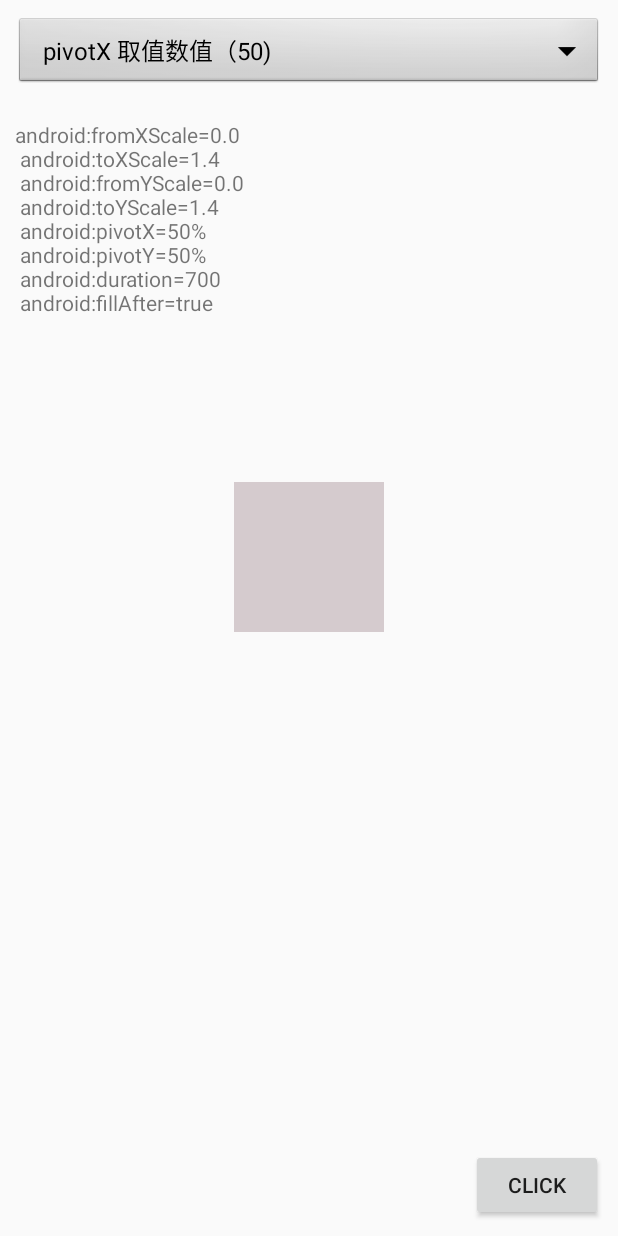
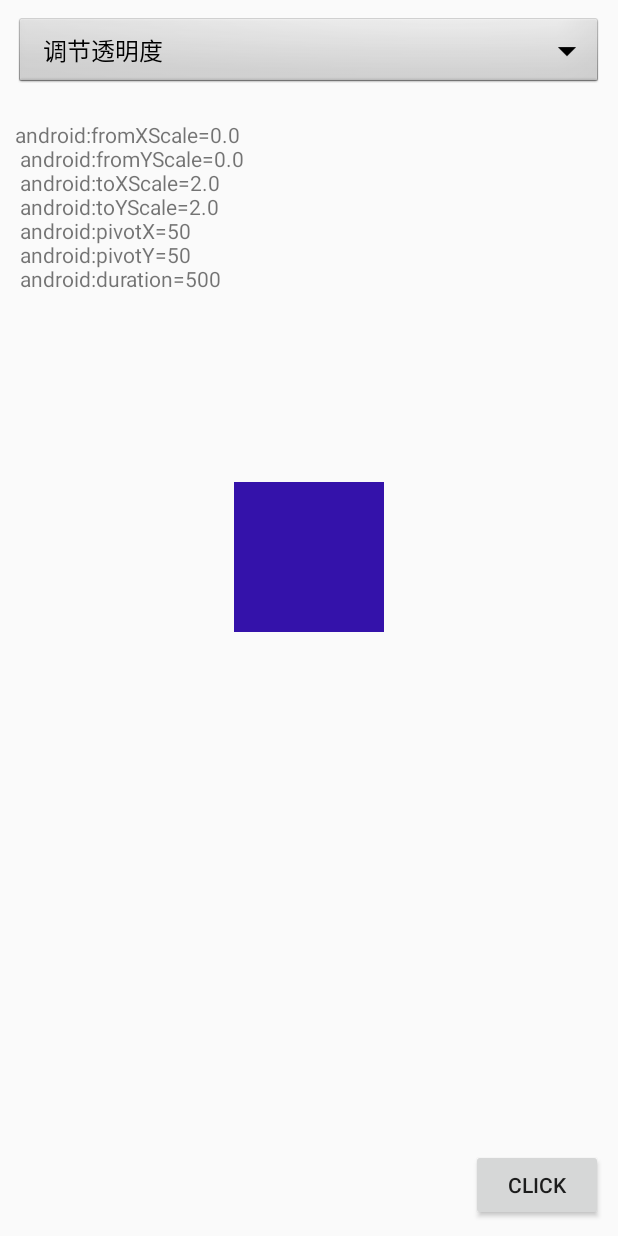
Before and after one commit to stanleyoho/AnimatorLab, an Android app: the ScaleAnimatorActivity screen opened directly, with no data from a screen before it, on a phone screen of 412 x 824 dp. Run offline under Robolectric (Android 15) with nearby library versions, the phone set to English and light mode, and no system bars; our stand-ins replace data binding.

Commit message:
add alpha

```diff
--- a/app/src/main/java/com/app/jlin/animatorlab/ScaleAnimatorActivity.java
+++ b/app/src/main/java/com/app/jlin/animatorlab/ScaleAnimatorActivity.java
@@ -21,7 +21,7 @@ public class ScaleAnimatorActivity extends AppCompatActivity {
     protected void onCreate(Bundle savedInstanceState) {
         super.onCreate(savedInstanceState);
         binding = DataBindingUtil.setContentView(this,R.layout.activity_scale_animator);
-        ArrayAdapter arrayAdapter =  ArrayAdapter.createFromResource(this,R.array.scaleArray,android.R.layout.simple_spinner_dropdown_item);
+        ArrayAdapter arrayAdapter =  ArrayAdapter.createFromResource(this,R.array.alphaArray,android.R.layout.simple_spinner_dropdown_item);
         binding.spinner.setAdapter(arrayAdapter);
         initEvent();
     }
@@ -33,18 +33,28 @@ public class ScaleAnimatorActivity extends AppCompatActivity {
             public void onItemSelected(AdapterView<?> parent, View view, int position, long id) {
                 switch (position){
                     case 0:
-                        animation = AnimationUtils.loadAnimation(ScaleAnimatorActivity.this,R.anim.scale_type_1);
-                        binding.textView.setText(getResources().getString(R.string.scaleItem0));
+                        animation = AnimationUtils.loadAnimation(ScaleAnimatorActivity.this,R.anim.scale_type_pivot_value);
+                        binding.textView.setText(getResources().getString(R.string.scale_pivot));
                         break;
                     case 1:
-                        animation = AnimationUtils.loadAnimation(ScaleAnimatorActivity.this,R.anim.scale_type_1_with_pivot);
+                        animation = AnimationUtils.loadAnimation(ScaleAnimatorActivity.this,R.anim.scale_type_pivot_persent_value);
+                        binding.textView.setText(getResources().getString(R.string.scale_pivot_percent));
                         break;
                     case 2:
-                        animation = AnimationUtils.loadAnimation(ScaleAnimatorActivity.this,R.anim.scale_type_1_with_pivot_persent);
+                        animation = AnimationUtils.loadAnimation(ScaleAnimatorActivity.this,R.anim.scale_type_pivot_persent_value_parent);
+                        binding.textView.setText(getResources().getString(R.string.scale_pivot_percent_parent));
                         break;
                     case 3:
+                        animation = AnimationUtils.loadAnimation(ScaleAnimatorActivity.this,R.anim.scale_type_fill_after);
+                        binding.textView.setText(getResources().getString(R.string.scale_fill_after));
                         break;
                     case 4:
+                        animation = AnimationUtils.loadAnimation(ScaleAnimatorActivity.this,R.anim.scale_type_fill_before);
+                        binding.textView.setText(getResources().getString(R.string.scale_fill_before));
+                        break;
+                    case 5:
+                        animation = AnimationUtils.loadAnimation(ScaleAnimatorActivity.this,R.anim.scale_type_repeat_mode);
+                        binding.textView.setText(getResources().getString(R.string.scale_repeat));
                         break;
                 }
             }
--- /dev/null
+++ b/app/src/main/res/anim/scale_type_fill_after.xml
@@ -0,0 +1,11 @@
+<?xml version="1.0" encoding="utf-8"?>
+<scale xmlns:android="http://schemas.android.com/apk/res/android"
+    android:fromXScale="0.0"
+    android:toXScale="1.4"
+    android:fromYScale="0.0"
+    android:toYScale="1.4"
+    android:pivotX="50%"
+    android:pivotY="50%"
+    android:duration="700"
+    android:fillAfter="true"
+    />
--- /dev/null
+++ b/app/src/main/res/anim/scale_type_fill_before.xml
@@ -0,0 +1,11 @@
+<?xml version="1.0" encoding="utf-8"?>
+<scale xmlns:android="http://schemas.android.com/apk/res/android"
+    android:fromXScale="0.0"
+    android:toXScale="1.4"
+    android:fromYScale="0.0"
+    android:toYScale="1.4"
+    android:pivotX="50%"
+    android:pivotY="50%"
+    android:duration="700"
+    android:fillBefore="true"
+    />
--- a/app/src/main/res/anim/scale_type_1.xml
+++ b/app/src/main/res/anim/scale_type_pivot_persent_value_parent.xml
@@ -4,5 +4,7 @@
     android:fromYScale="0.0"
     android:toXScale="2.0"
     android:toYScale="2.0"
+    android:pivotX="50%p"
+    android:pivotY="50%p"
     android:duration="500">
 </scale>
--- /dev/null
+++ b/app/src/main/res/anim/scale_type_repeat_mode.xml
@@ -0,0 +1,13 @@
+<?xml version="1.0" encoding="utf-8"?>
+<scale xmlns:android="http://schemas.android.com/apk/res/android"
+    android:fromXScale="0.0"
+    android:toXScale="1.4"
+    android:fromYScale="0.0"
+    android:toYScale="1.4"
+    android:pivotX="50%"
+    android:pivotY="50%"
+    android:duration="700"
+    android:fillBefore="true"
+    android:repeatCount="1"
+    android:repeatMode="restart"
+    />
--- a/app/src/main/res/drawable/bg_rec.xml
+++ b/app/src/main/res/drawable/bg_rec.xml
@@ -2,6 +2,6 @@
 <shape xmlns:android="http://schemas.android.com/apk/res/android"
     android:shape="rectangle">
 
-    <solid android:color="#3412"/>
+    <solid android:color="#3412aa"/>
 
 </shape>
--- a/app/src/main/res/values/strings.xml
+++ b/app/src/main/res/values/strings.xml
@@ -7,17 +7,77 @@
     <string name="click">Click</string>
 
 
-    <string name="scaleItem0">
+    <string name="scale_pivot">
             android:fromXScale="0.0"\n
-            android:toXScale="1.4"\n
             android:fromYScale="0.0"\n
-            android:toYScale="1.4"\n
-            android:pivotX="50%"\n
-            android:pivotY="50%"\n
-            android:duration="700"\n
-            android:fillAfter="true"
+    android:toXScale="2.0"\n
+    android:toYScale="2.0"\n
+    android:pivotX="50"\n
+    android:pivotY="50"\n
+    android:duration="500"\n
              </string>
 
+    <string name="scale_pivot_percent">
+            android:fromXScale="0.0"\n
+            android:fromYScale="0.0"\n
+    android:toXScale="2.0"\n
+    android:toYScale="2.0"\n
+    android:pivotX="50%"\n
+    android:pivotY="50%"\n
+    android:duration="500"\n
+             </string>
+
+    <string name="scale_pivot_percent_parent">
+        android:fromXScale="0.0"\n
+        android:fromYScale="0.0"\n
+        android:toXScale="2.0"\n
+        android:toYScale="2.0"\n
+        android:pivotX="50%p"\n
+        android:pivotY="50%p"\n
+        android:duration="500"\n
+             </string>
+
+    <string name="scale_fill_before">
+       android:fromXScale="0.0"  \n
+    android:toXScale="1.4"  \n
+    android:fromYScale="0.0"  \n
+    android:toYScale="1.4"  \n
+    android:pivotX="50%"  \n
+    android:pivotY="50%"  \n
+    android:duration="700"  \n
+    android:fillBefore="true" \n
+             </string>
+
+    <string name="scale_fill_after">
+        android:fromXScale="0.0" \n
+    android:toXScale="1.4"  \n
+    android:fromYScale="0.0"  \n
+    android:toYScale="1.4"  \n
+    android:pivotX="50%"  \n
+    android:pivotY="50%"  \n
+    android:duration="700"  \n
+    android:fillAfter="true"\n
+             </string>
+
+    <string name="scale_repeat">
+        android:fromXScale="0.0"  \n
+    android:toXScale="1.4"  \n
+    android:fromYScale="0.0"  \n
+    android:toYScale="1.4"  \n
+    android:pivotX="50%"  \n
+    android:pivotY="50%"  \n
+    android:duration="700"  \n
+    android:fillBefore="true" \n
+    android:repeatCount="1"  \n
+    android:repeatMode="restart"\n
+             </string>
+
+    <string name="alpha">
+       android:fromAlpha="1.0"  \n
+    android:toAlpha="0.1"  \n
+    android:duration="3000"  \n
+    android:fillBefore="true"\n
+             </string>
 
     <string-array name="scaleArray">
         <item>pivotX 取值数值（50)</item>
@@ -28,4 +88,8 @@
         <item>android:repeatMode= restart/reverse设定回放类型</item>
     </string-array>
 
+    <string-array name="alphaArray">
+        <item>调节透明度</item>
+    </string-array>
+
 </resources>
```
Also changed, not shown: app/src/main/java/com/app/jlin/animatorlab/AlphaAnimatorActivity.java (+47 -1 lines), app/src/main/res/anim/alpha_type_normal.xml (added, +7 -0 lines), app/src/main/res/layout/activity_alpha_animator.xml (+44 -6 lines), app/src/main/res/anim/scale_type_pivot_persent_value.xml (renamed from app/src/main/res/anim/scale_type_1_with_pivot_persent.xml), app/src/main/res/anim/scale_type_pivot_value.xml (renamed from app/src/main/res/anim/scale_type_1_with_pivot.xml).
